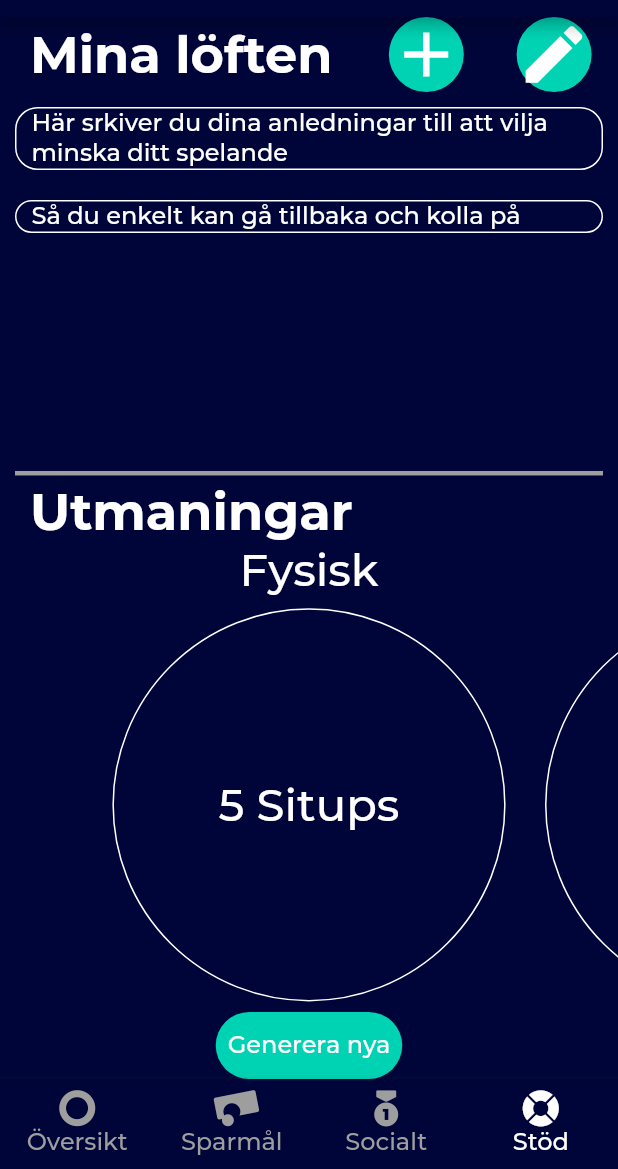
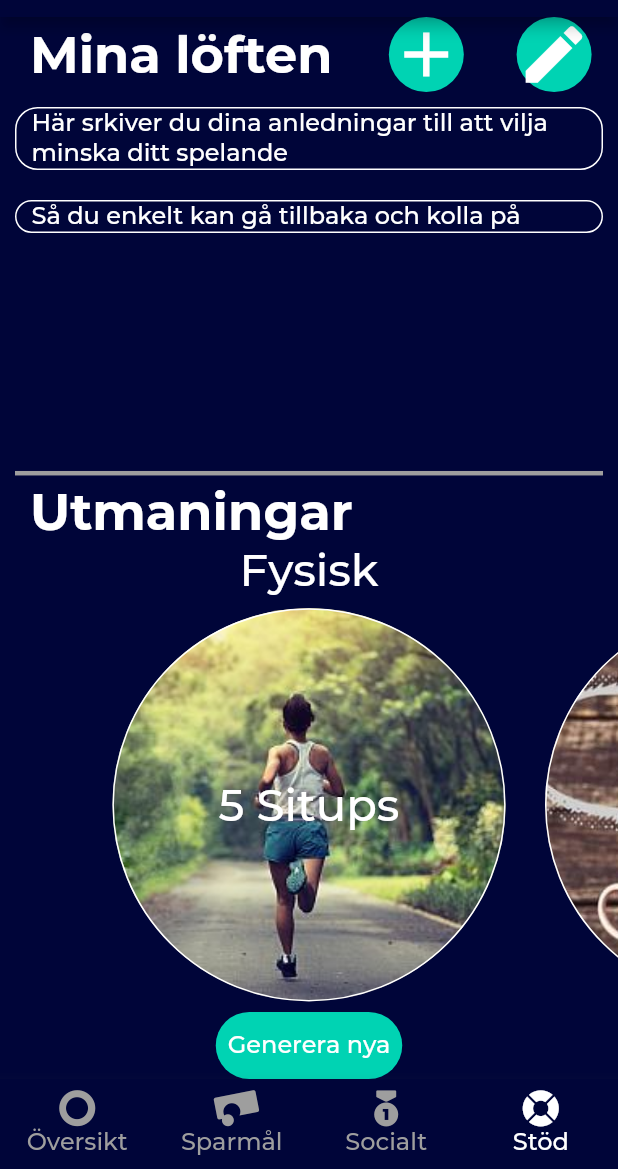
Before and after one commit to juliusolson/rena, a Flutter app: the screen it shows after launch, item 4 of the bottom bar chosen, on a phone screen of 412 x 824 dp, the part 67-1236 px from its top. Run offline on Flutter 3.47's test engine with Material 2 defaults, Android fonts, the light colour scheme and no system bars; our stand-ins replace charts_flutter, percent_indicator; project files that could hold a hidden picture were left out.

Commit message:
added images and pins

```diff
--- a/lib/models/challengesmodel.dart
+++ b/lib/models/challengesmodel.dart
@@ -3,32 +3,33 @@ import 'dart:math';
 class Challenge {
   String title;
   String category;
+  String imageURL;
   String description =
       "Dags att göra 10 burpees! Hoppa upp med händerna över huvudet, ta dig ner till en djup armhävningsposition och hoppa upp igen. Variera övningen med attt göra en situp eller sidoplankan.";
   bool completed = false;
-  Challenge(this.title, this.category);
+  Challenge(this.title, this.category, this.imageURL);
 }
 
 class ChallengesModel {
   static final List<String> categories = ['Fysisk', 'Social', 'Mental'];
   Map<String, List<Challenge>> challengesMap = {
     categories[0]: [
-      Challenge('10 Pushups', 'Fysisk'),
-      Challenge('10 Situps', 'Fysisk'),
-      Challenge('10 burpees', 'Fysisk'),
-      Challenge('5 Pushups', 'Fysisk'),
-      Challenge('5 Situps', 'Fysisk'),
-      Challenge('5 burpees', 'Fysisk')
+      Challenge('10 Pushups', 'Fysisk', 'images/fysisk-utmaning2.jpg'),
+      Challenge('10 Situps', 'Fysisk', 'images/fysisk-utmaning2.jpg'),
+      Challenge('10 burpees', 'Fysisk', 'images/fysisk-utmaning2.jpg'),
+      Challenge('5 Pushups', 'Fysisk', 'images/fysisk-utmaning.jpg'),
+      Challenge('5 Situps', 'Fysisk', 'images/fysisk-utmaning.jpg'),
+      Challenge('5 burpees', 'Fysisk', 'images/fysisk-utmaning.jpg')
     ],
     categories[1]: [
-      Challenge('Social 1', 'Social'),
-      Challenge('Social 2', 'Social'),
-      Challenge('Social 3', 'Social')
+      Challenge('Social 1', 'Social', 'images/social-utmaning.jpg'),
+      Challenge('Social 2', 'Social', 'images/social-utmaning2.jpg'),
+      Challenge('Social 3', 'Social', 'images/social-utmaning.jpg')
     ],
     categories[2]: [
-      Challenge('Mental 1', 'Mental'),
-      Challenge('Mental 2', 'Mental'),
-      Challenge('Mental 3', 'Mental'),
+      Challenge('Mental 1', 'Mental', 'images/mental-utmaning.jpeg'),
+      Challenge('Mental 2', 'Mental', 'images/mental-utmaning.jpeg'),
+      Challenge('Mental 3', 'Mental', 'images/mental-utmaning.jpeg'),
     ]
   };
 
--- a/lib/screens/panik/components/challengesview.dart
+++ b/lib/screens/panik/components/challengesview.dart
@@ -85,11 +85,12 @@ class ChallengesViewChallengeWidget extends StatelessWidget {
             margin: EdgeInsets.symmetric(vertical: 7),
             decoration: new BoxDecoration(
                 border: Border.all(color: Theme.of(context).buttonColor),
+                image: challengeData.imageURL != null ? DecorationImage(image: AssetImage(challengeData.imageURL), fit: BoxFit.cover) : null,
                 shape: BoxShape.circle),
             alignment: Alignment.center,
             child: Align(
                 alignment: Alignment.center,
-                child: Text(challengeData.title,
+                child:Text(challengeData.title,
                     style: Theme.of(context).textTheme.bodyText1))));
   }
 }
@@ -115,6 +116,7 @@ class ChallengeDialog extends StatelessWidget {
                         decoration: new BoxDecoration(
                             border: Border.all(
                                 color: Theme.of(context).buttonColor),
+                            image: challengeData.imageURL != null ? DecorationImage(image: AssetImage(challengeData.imageURL), fit: BoxFit.cover) : null,
                             shape: BoxShape.circle),
                         alignment: Alignment.center,
                         child: Text('${this.challengeData.title}',
```
Also changed, not shown: lib/models/pin.dart (+10 -1 lines), lib/screens/panik/components/editpromisesview.dart (+4 -3 lines), lib/screens/panik/components/promisesview.dart (+5 -5 lines), images/100participation-512.png (added), images/brain1-512.png (added), images/fysisk-utmaning.jpg (added), images/fysisk-utmaning2.jpg (added), images/hands1-512.png (added), images/mental-utmaning.jpeg (added), images/social-utmaning.jpg (added), images/social-utmaning2.jpg (added).
